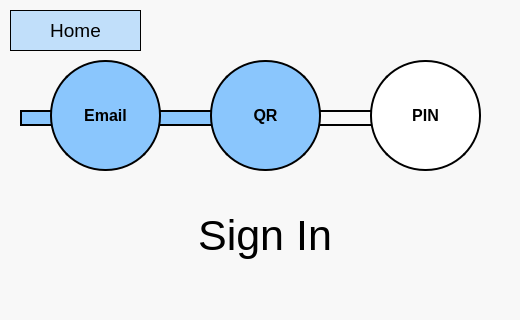
Old version of the form UI_Files/QR Sign In.ui in the repository StegoMailo/Desktop-App; both pictures show x 0 to 520 and y 0 to 320 of the 520 by 630 pixel window.
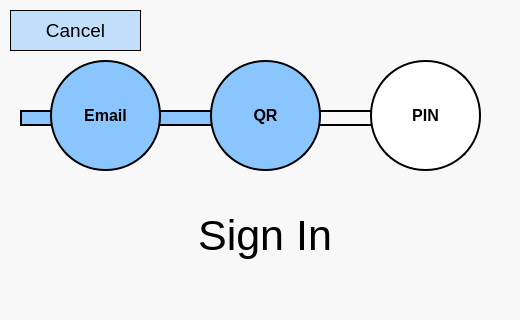
New version of the form.

```diff
--- a/UI_Files/QR Sign In.ui
+++ b/UI_Files/QR Sign In.ui
@@ -256,7 +256,7 @@
 background-color: rgb(138, 198, 253,0.5);</string>
    </property>
    <property name="text">
-    <string>Home</string>
+    <string>Cancel</string>
    </property>
   </widget>
   <widget class="QPushButton" name="btnBrowse">
```
